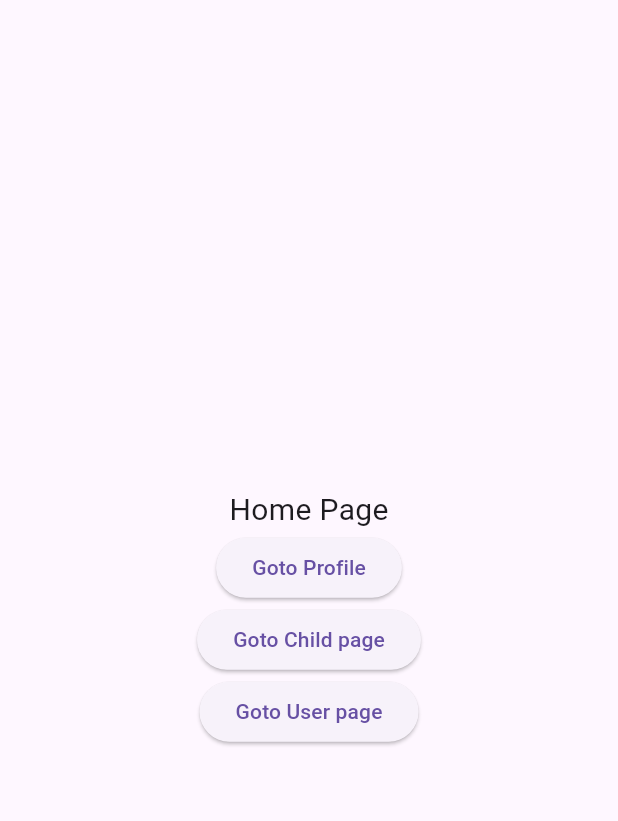
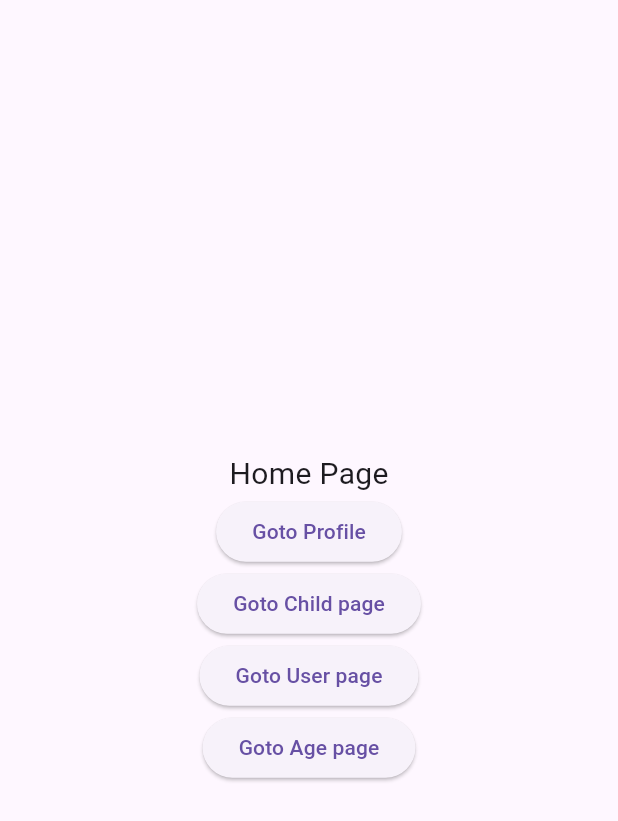
Before and after one commit to kpkmaduwantha9/goRouter, a Flutter app: the screen it shows after launch, on a phone screen of 412 x 824 dp. Shown: the top 821 px of the screen. Run offline on Flutter 3.47's test engine with Material 3 defaults, Android fonts, the phone set to English and light mode, and no system bars; our stand-ins replace go_router.

Commit message:
queryParameters

```diff
--- /dev/null
+++ b/lib/pages/age.dart
@@ -0,0 +1,15 @@
+import 'package:flutter/material.dart';
+
+class AgePAge extends StatelessWidget {
+  final int age;
+  const AgePAge({super.key, required this.age});
+
+  @override
+  Widget build(BuildContext context) {
+    return Scaffold(
+      body: Center(
+        child: Text("age is : $age"),
+      ),
+    );
+  }
+}
--- a/lib/pages/home_page.dart
+++ b/lib/pages/home_page.dart
@@ -41,7 +41,18 @@ class HomePage extends StatelessWidget {
               GoRouter.of(context).go("/user/$names");
             },
             child: Text("Goto User page"),
-          )
+          ),
+          ElevatedButton(
+            onPressed: () {
+              GoRouter.of(context).goNamed(
+                RouteNamesClass.age,
+                queryParameters: {
+                  "age": "24",
+                },
+              );
+            },
+            child: Text("Goto Age page"),
+          ),
         ],
       ),
     );
--- a/lib/router/router.dart
+++ b/lib/router/router.dart
@@ -1,5 +1,6 @@
 import 'package:flutter/material.dart';
 import 'package:go_router/go_router.dart';
+import 'package:gorouter/pages/age.dart';
 import 'package:gorouter/pages/home_page.dart';
 import 'package:gorouter/pages/profile_page.dart';
 import 'package:gorouter/pages/user_page.dart';
@@ -70,6 +71,18 @@ class RouterClass {
         builder: (context, state) {
           return UserPage(userName: state.pathParameters['name']!);
         },
+      ),
+
+      GoRoute(
+        path: "/age",
+        name: RouteNamesClass.age,
+        builder: (context, state) {
+          final int age = state.uri.queryParameters['age'] == null
+              ? 0
+              : int.parse(state.uri.queryParameters['age']!);
+
+          return AgePAge(age: age);
+        },
       )
     ],
   );
```
